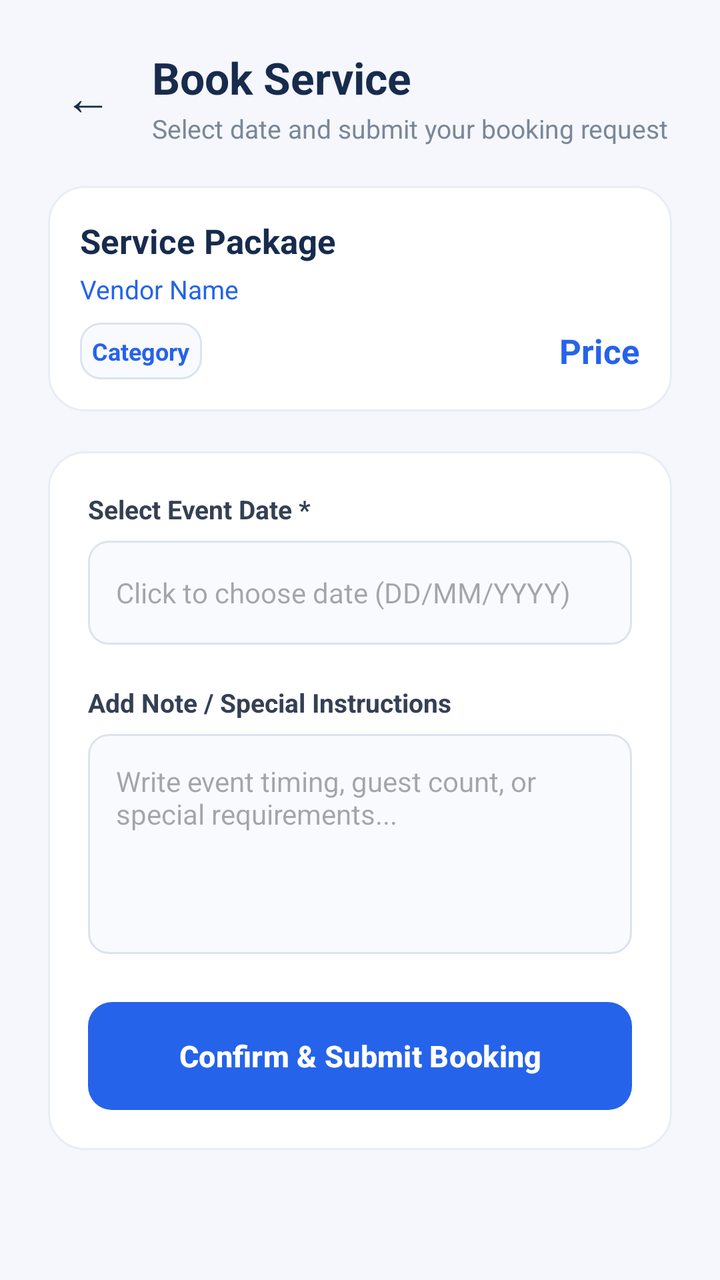
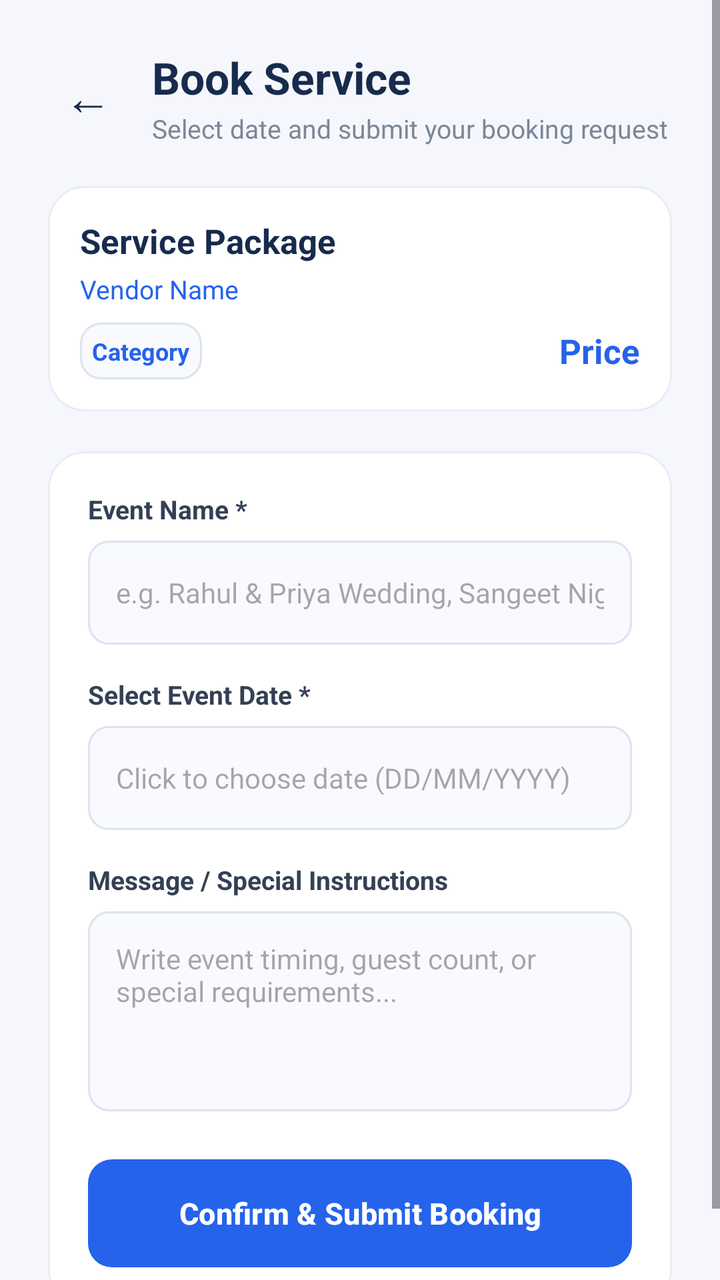

Screens rendered from an Android XML layout before and after an edit, with the pre-edit source and the edit as a unified diff.
<!-- AndroidManifest.xml: application theme Theme.HappyHappenings -->
<!-- res/layout/activity_book_service.xml -->
<?xml version="1.0" encoding="utf-8"?>
<ScrollView
    xmlns:android="http://schemas.android.com/apk/res/android"
    xmlns:app="http://schemas.android.com/apk/res-auto"
    android:layout_width="match_parent"
    android:layout_height="match_parent"
    android:background="#F5F7FC"
    android:fillViewport="true">

    <LinearLayout
        android:layout_width="match_parent"
        android:layout_height="wrap_content"
        android:orientation="vertical"
        android:padding="24dp">

        
        <LinearLayout
            android:layout_width="match_parent"
            android:layout_height="wrap_content"
            android:orientation="horizontal"
            android:gravity="center_vertical"
            android:layout_marginBottom="20dp">

            <TextView
                android:id="@+id/backButton"
                android:layout_width="40dp"
                android:layout_height="40dp"
                android:text="←"
                android:textSize="24sp"
                android:textColor="#172B4D"
                android:gravity="center"
                android:clickable="true"
                android:focusable="true"
                android:background="?attr/selectableItemBackgroundBorderless"/>

            <LinearLayout
                android:layout_width="0dp"
                android:layout_height="wrap_content"
                android:layout_weight="1"
                android:orientation="vertical"
                android:layout_marginStart="12dp">

                <TextView
                    android:layout_width="wrap_content"
                    android:layout_height="wrap_content"
                    android:text="Book Service"
                    android:textSize="22sp"
                    android:textStyle="bold"
                    android:textColor="#172B4D"/>

                <TextView
                    android:layout_width="wrap_content"
                    android:layout_height="wrap_content"
                    android:text="Select date and submit your booking request"
                    android:textSize="13sp"
                    android:textColor="#7B8798"
                    android:layout_marginTop="2dp"/>

            </LinearLayout>

        </LinearLayout>

        
        <LinearLayout
            android:layout_width="match_parent"
            android:layout_height="wrap_content"
            android:orientation="vertical"
            android:padding="16dp"
            android:layout_marginBottom="20dp"
            android:background="@drawable/register_card_bg">

            <TextView
                android:id="@+id/summaryServiceTitle"
                android:layout_width="wrap_content"
                android:layout_height="wrap_content"
                android:text="Service Package"
                android:textSize="17sp"
                android:textStyle="bold"
                android:textColor="#172B4D"/>

            <TextView
                android:id="@+id/summaryVendorName"
                android:layout_width="wrap_content"
                android:layout_height="wrap_content"
                android:text="Vendor Name"
                android:textSize="13sp"
                android:textColor="#2563EB"
                android:layout_marginTop="4dp"/>

            <LinearLayout
                android:layout_width="match_parent"
                android:layout_height="wrap_content"
                android:orientation="horizontal"
                android:gravity="center_vertical"
                android:layout_marginTop="8dp">

                <TextView
                    android:id="@+id/summaryCategory"
                    android:layout_width="wrap_content"
                    android:layout_height="wrap_content"
                    android:text="Category"
                    android:textSize="12sp"
                    android:textStyle="bold"
                    android:textColor="#2563EB"
                    android:padding="6dp"
                    android:background="@drawable/register_input_bg"/>

                <View
                    android:layout_width="0dp"
                    android:layout_height="0dp"
                    android:layout_weight="1"/>

                <TextView
                    android:id="@+id/summaryPrice"
                    android:layout_width="wrap_content"
                    android:layout_height="wrap_content"
                    android:text="Price"
                    android:textSize="17sp"
                    android:textStyle="bold"
                    android:textColor="#2563EB"/>

            </LinearLayout>

        </LinearLayout>

        
        <LinearLayout
            android:layout_width="match_parent"
            android:layout_height="wrap_content"
            android:orientation="vertical"
            android:padding="20dp"
            android:background="@drawable/register_card_bg">

            
            <TextView
                android:layout_width="wrap_content"
                android:layout_height="wrap_content"
                android:text="Select Event Date *"
                android:textColor="#344054"
                android:textStyle="bold"
                android:textSize="13sp"/>

            <EditText
                android:id="@+id/bookingDateEditText"
                android:layout_width="match_parent"
                android:layout_height="52dp"
                android:hint="Click to choose date (DD/MM/YYYY)"
                android:padding="14dp"
                android:textSize="14sp"
                android:focusable="false"
                android:clickable="true"
                android:background="@drawable/register_input_bg"
                android:layout_marginTop="7dp"
                android:layout_marginBottom="20dp"/>

            
            <TextView
                android:layout_width="wrap_content"
                android:layout_height="wrap_content"
                android:text="Add Note / Special Instructions"
                android:textColor="#344054"
                android:textStyle="bold"
                android:textSize="13sp"/>

            <EditText
                android:id="@+id/bookingNoteEditText"
                android:layout_width="match_parent"
                android:layout_height="110dp"
                android:hint="Write event timing, guest count, or special requirements..."
                android:padding="14dp"
                android:textSize="14sp"
                android:gravity="top|start"
                android:inputType="textMultiLine"
                android:background="@drawable/register_input_bg"
                android:layout_marginTop="7dp"
                android:layout_marginBottom="24dp"/>

            
            <Button
                android:id="@+id/confirmBookingButton"
                android:layout_width="match_parent"
                android:layout_height="54dp"
                android:text="Confirm &amp; Submit Booking"
                android:textSize="15sp"
                android:textStyle="bold"
                android:textColor="#FFFFFF"
                app:backgroundTint="@null"
                android:background="@drawable/blue_button_bg"
                android:backgroundTint="@null"/>

        </LinearLayout>

    </LinearLayout>

</ScrollView>
<!-- resources referenced by this layout -->
<resources>
  <!-- drawable blue_button_bg (drawable) -->
  <?xml version="1.0" encoding="utf-8"?>
  <shape xmlns:android="http://schemas.android.com/apk/res/android">
  
      <solid android:color="#2563EB"/>
  
      <corners android:radius="12dp"/>
  
  </shape>
  <!-- drawable register_card_bg (drawable) -->
  <?xml version="1.0" encoding="utf-8"?>
  <shape xmlns:android="http://schemas.android.com/apk/res/android">
      <solid android:color="#FFFFFF"/>
      <corners android:radius="18dp"/>
      <stroke
          android:width="1dp"
          android:color="#E8EDF5"/>
  </shape>
  <!-- drawable register_input_bg (drawable) -->
  <?xml version="1.0" encoding="utf-8"?>
  <shape xmlns:android="http://schemas.android.com/apk/res/android">
      <solid android:color="#F8FAFD"/>
      <corners android:radius="10dp"/>
      <stroke
          android:width="1dp"
          android:color="#DCE3EF"/>
  </shape>
  <style name="Theme.HappyHappenings" parent="Base.Theme.HappyHappenings" />
  <style name="Base.Theme.HappyHappenings" parent="Theme.Material3.DayNight.NoActionBar">
          
          
      </style>
</resources>

<!-- the commit's change to res/layout/activity_book_service.xml (unified diff, before → after) -->
@@ -135,6 +135,27 @@
             <TextView
                 android:layout_width="wrap_content"
                 android:layout_height="wrap_content"
+                android:text="Event Name *"
+                android:textColor="#344054"
+                android:textStyle="bold"
+                android:textSize="13sp"/>
+
+            <EditText
+                android:id="@+id/eventNameEditText"
+                android:layout_width="match_parent"
+                android:layout_height="52dp"
+                android:hint="e.g. Rahul &amp; Priya Wedding, Sangeet Night"
+                android:padding="14dp"
+                android:textSize="14sp"
+                android:inputType="textCapWords"
+                android:background="@drawable/register_input_bg"
+                android:layout_marginTop="7dp"
+                android:layout_marginBottom="16dp"/>
+
+            
+            <TextView
+                android:layout_width="wrap_content"
+                android:layout_height="wrap_content"
                 android:text="Select Event Date *"
                 android:textColor="#344054"
                 android:textStyle="bold"
@@ -151,13 +172,13 @@
                 android:clickable="true"
                 android:background="@drawable/register_input_bg"
                 android:layout_marginTop="7dp"
-                android:layout_marginBottom="20dp"/>
-
-            
-            <TextView
-                android:layout_width="wrap_content"
-                android:layout_height="wrap_content"
-                android:text="Add Note / Special Instructions"
+                android:layout_marginBottom="16dp"/>
+
+            
+            <TextView
+                android:layout_width="wrap_content"
+                android:layout_height="wrap_content"
+                android:text="Message / Special Instructions"
                 android:textColor="#344054"
                 android:textStyle="bold"
                 android:textSize="13sp"/>
@@ -165,7 +186,7 @@
             <EditText
                 android:id="@+id/bookingNoteEditText"
                 android:layout_width="match_parent"
-                android:layout_height="110dp"
+                android:layout_height="100dp"
                 android:hint="Write event timing, guest count, or special requirements..."
                 android:padding="14dp"
                 android:textSize="14sp"
